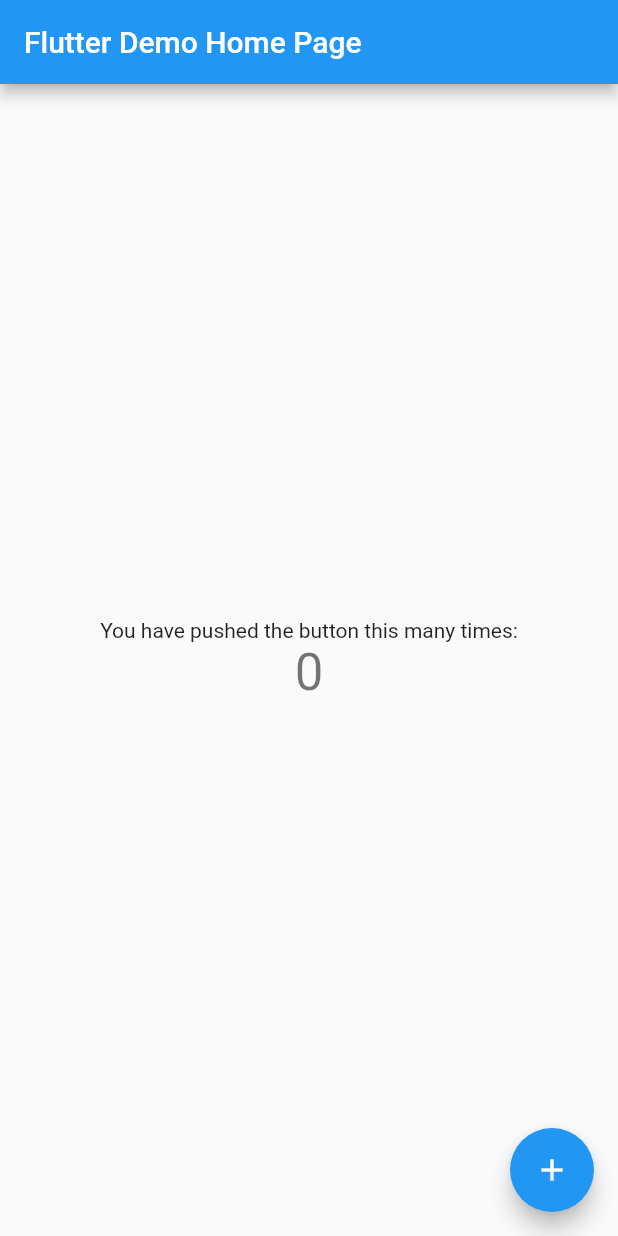
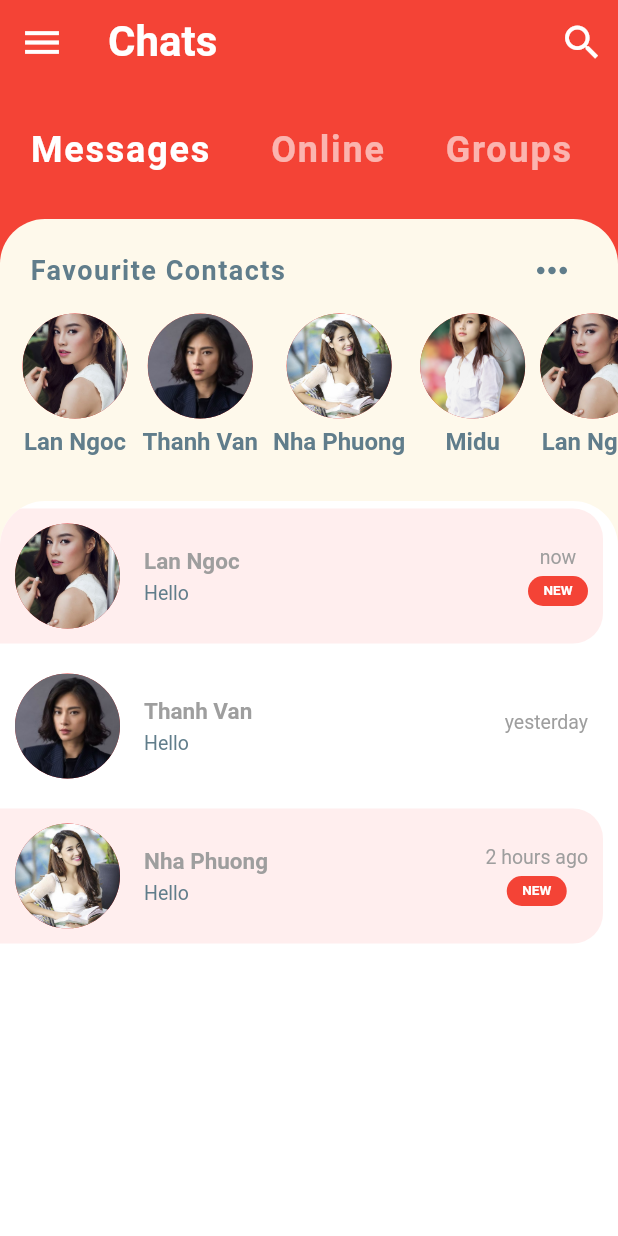
Before and after one commit to nguyentruongky/FlutterChat, a Flutter app: the screen it shows after launch, on a phone screen of 412 x 824 dp. Run offline on Flutter 3.47's test engine with Material 2 defaults, Android fonts, the phone set to English and light mode, and no system bars.

Commit message:
Finish UI

```diff
--- a/lib/main.dart
+++ b/lib/main.dart
@@ -1,111 +1,19 @@
+import 'package:chat/screens/home_screen.dart';
 import 'package:flutter/material.dart';
 
 void main() => runApp(MyApp());
 
+
 class MyApp extends StatelessWidget {
-  // This widget is the root of your application.
   @override
   Widget build(BuildContext context) {
     return MaterialApp(
-      title: 'Flutter Demo',
+      title: "Inbox",
       theme: ThemeData(
-        // This is the theme of your application.
-        //
-        // Try running your application with "flutter run". You'll see the
-        // application has a blue toolbar. Then, without quitting the app, try
-        // changing the primarySwatch below to Colors.green and then invoke
-        // "hot reload" (press "r" in the console where you ran "flutter run",
-        // or simply save your changes to "hot reload" in a Flutter IDE).
-        // Notice that the counter didn't reset back to zero; the application
-        // is not restarted.
-        primarySwatch: Colors.blue,
+        primarySwatch: Colors.red,
+        accentColor: Color(0xFFFEF9EB)
       ),
-      home: MyHomePage(title: 'Flutter Demo Home Page'),
+      home: HomeScreen(),
     );
   }
 }
-
-class MyHomePage extends StatefulWidget {
-  MyHomePage({Key key, this.title}) : super(key: key);
-
-  // This widget is the home page of your application. It is stateful, meaning
-  // that it has a State object (defined below) that contains fields that affect
-  // how it looks.
-
-  // This class is the configuration for the state. It holds the values (in this
-  // case the title) provided by the parent (in this case the App widget) and
-  // used by the build method of the State. Fields in a Widget subclass are
-  // always marked "final".
-
-  final String title;
-
-  @override
-  _MyHomePageState createState() => _MyHomePageState();
-}
-
-class _MyHomePageState extends State<MyHomePage> {
-  int _counter = 0;
-
-  void _incrementCounter() {
-    setState(() {
-      // This call to setState tells the Flutter framework that something has
-      // changed in this State, which causes it to rerun the build method below
-      // so that the display can reflect the updated values. If we changed
-      // _counter without calling setState(), then the build method would not be
-      // called again, and so nothing would appear to happen.
-      _counter++;
-    });
-  }
-
-  @override
-  Widget build(BuildContext context) {
-    // This method is rerun every time setState is called, for instance as done
-    // by the _incrementCounter method above.
-    //
-    // The Flutter framework has been optimized to make rerunning build methods
-    // fast, so that you can just rebuild anything that needs updating rather
-    // than having to individually change instances of widgets.
-    return Scaffold(
-      appBar: AppBar(
-        // Here we take the value from the MyHomePage object that was created by
-        // the App.build method, and use it to set our appbar title.
-        title: Text(widget.title),
-      ),
-      body: Center(
-        // Center is a layout widget. It takes a single child and positions it
-        // in the middle of the parent.
-        child: Column(
-          // Column is also a layout widget. It takes a list of children and
-          // arranges them vertically. By default, it sizes itself to fit its
-          // children horizontally, and tries to be as tall as its parent.
-          //
-          // Invoke "debug painting" (press "p" in the console, choose the
-          // "Toggle Debug Paint" action from the Flutter Inspector in Android
-          // Studio, or the "Toggle Debug Paint" command in Visual Studio Code)
-          // to see the wireframe for each widget.
-          //
-          // Column has various properties to control how it sizes itself and
-          // how it positions its children. Here we use mainAxisAlignment to
-          // center the children vertically; the main axis here is the vertical
-          // axis because Columns are vertical (the cross axis would be
-          // horizontal).
-          mainAxisAlignment: MainAxisAlignment.center,
-          children: <Widget>[
-            Text(
-              'You have pushed the button this many times:',
-            ),
-            Text(
-              '$_counter',
-              style: Theme.of(context).textTheme.display1,
-            ),
-          ],
-        ),
-      ),
-      floatingActionButton: FloatingActionButton(
-        onPressed: _incrementCounter,
-        tooltip: 'Increment',
-        child: Icon(Icons.add),
-      ), // This trailing comma makes auto-formatting nicer for build methods.
-    );
-  }
-}
--- /dev/null
+++ b/lib/models/message_model.dart
@@ -0,0 +1,11 @@
+import './user_mode.dart';
+
+class Message {
+  final User sender;
+  final String time;
+  final String text;
+  final bool isLiked;
+  final bool unread;
+
+  Message({this.sender, this.time, this.text, this.isLiked, this.unread});
+}
--- /dev/null
+++ b/lib/models/test_data.dart
@@ -0,0 +1,44 @@
+import 'package:chat/models/message_model.dart';
+import 'package:chat/models/user_mode.dart';
+
+final User currentUser = midu;
+final User ngoThanhVan =
+    User(id: 4, name: "Thanh Van", imageUrl: "assets/avatars/NgoThanhVan.jpg");
+
+final User midu =
+    User(id: 1, name: "Midu", imageUrl: "assets/avatars/Midu.jpg");
+
+final User nhaPhuong =
+    User(id: 2, name: "Nha Phuong", imageUrl: "assets/avatars/NhaPhuong.jpg");
+
+final User lanNgoc = User(
+    id: 3, name: "Lan Ngoc", imageUrl: "assets/avatars/NinhDuongLanNgoc.jpg");
+
+var chats = [
+  Message(sender: lanNgoc, text: "Hello", time: "now", unread: true),
+  Message(sender: ngoThanhVan, text: "Hello", time: "yesterday", unread: false),
+  Message(sender: nhaPhuong, text: "Hello", time: "2 hours ago", unread: true),
+];
+
+var messages = [
+  Message(sender: lanNgoc, text: "Hello", time: "now", unread: true),
+  Message(sender: midu, text: "Hello", time: "yesterday", unread: false),
+  Message(sender: nhaPhuong, text: "Hello", time: "2 hours ago", unread: true, isLiked: true),
+  Message(sender: midu, text: "Hello", time: "now", unread: true),
+  Message(sender: ngoThanhVan, text: "Hello", time: "yesterday", unread: false),
+  Message(sender: nhaPhuong, text: "Hello", time: "2 hours ago", unread: true, isLiked: true),
+  Message(sender: lanNgoc, text: "Hello", time: "now", unread: true),
+  Message(sender: lanNgoc, text: "Hello", time: "yesterday", unread: false),
+  Message(sender: nhaPhuong, text: "Hello", time: "2 hours ago", unread: true),
+];
+
+var favourites = [
+  lanNgoc,
+  ngoThanhVan,
+  nhaPhuong,
+  midu,
+  lanNgoc,
+  ngoThanhVan,
+  nhaPhuong,
+  midu
+];
--- /dev/null
+++ b/lib/models/user_mode.dart
@@ -0,0 +1,11 @@
+class User {
+  final int id;
+  final String name;
+  final String imageUrl;
+
+  User({
+    this.id,
+    this.name,
+    this.imageUrl
+  });
+}
--- /dev/null
+++ b/lib/screens/home_screen.dart
@@ -0,0 +1,44 @@
+import 'package:chat/widgets/category_selector.dart';
+import 'package:chat/widgets/recent_chat.dart';
+import 'package:flutter/material.dart';
+
+class HomeScreen extends StatefulWidget {
+  @override
+  _HomeScreenState createState() => _HomeScreenState();
+}
+
+class _HomeScreenState extends State<HomeScreen> {
+  @override
+  Widget build(BuildContext context) {
+    return Scaffold(
+      backgroundColor: Theme.of(context).primaryColor,
+      appBar: AppBar(
+        leading: IconButton(
+          icon: Icon(Icons.menu),
+          iconSize: 30,
+          color: Colors.white,
+          onPressed: () {},
+        ),
+        title: Text(
+          "Chats",
+          style: TextStyle(fontSize: 28, fontWeight: FontWeight.bold),
+        ),
+        elevation: 0,
+        actions: <Widget>[
+          IconButton(
+            icon: Icon(Icons.search),
+            iconSize: 30,
+            color: Colors.white,
+            onPressed: () {},
+          )
+        ],
+      ),
+      body: Column(
+        children: <Widget>[
+          CategorySelector(),
+          RecentChats()
+        ],
+      ),
+    );
+  }
+}
--- /dev/null
+++ b/lib/widgets/category_selector.dart
@@ -0,0 +1,44 @@
+import 'package:flutter/material.dart';
+
+class CategorySelector extends StatefulWidget {
+  @override
+  _CategorySelectorState createState() => _CategorySelectorState();
+}
+
+class _CategorySelectorState extends State<CategorySelector> {
+  int selectedIndex = 0;
+  final List<String> categories = ['Messages', 'Online', 'Groups', 'Requests'];
+
+  @override
+  Widget build(BuildContext context) {
+    return Container(
+      height: 90,
+      color: Theme.of(context).primaryColor,
+      child: ListView.builder(
+          scrollDirection: Axis.horizontal,
+          itemCount: categories.length,
+          itemBuilder: (BuildContext context, int index) {
+            return GestureDetector(
+              onTap: () {
+                setState(() {
+                  selectedIndex = index;
+                });
+              },
+              child: Padding(
+                  padding: EdgeInsets.symmetric(horizontal: 20, vertical: 30),
+                  child: Text(
+                    categories[index],
+                    style: TextStyle(
+                      color: index == selectedIndex
+                          ? Colors.white
+                          : Colors.white60,
+                      fontSize: 24,
+                      fontWeight: FontWeight.bold,
+                      letterSpacing: 1.2,
+                    ),
+                  )),
+            );
+          }),
+    );
+  }
+}
--- /dev/null
+++ b/lib/widgets/favourite_contacts.dart
@@ -0,0 +1,77 @@
+import 'package:chat/models/test_data.dart';
+import 'package:chat/screens/chat_screen.dart';
+import 'package:flutter/material.dart';
+
+class FavouriteContact extends StatelessWidget {
+  @override
+  Widget build(BuildContext context) {
+    return Padding(
+      padding: EdgeInsets.symmetric(vertical: 10),
+      child: Column(
+        children: <Widget>[
+          Padding(
+            padding: const EdgeInsets.symmetric(horizontal: 20),
+            child: Row(
+              mainAxisAlignment: MainAxisAlignment.spaceBetween,
+              children: <Widget>[
+                Text(
+                  "Favourite Contacts",
+                  style: TextStyle(
+                    color: Colors.blueGrey,
+                    fontSize: 18,
+                    fontWeight: FontWeight.bold,
+                    letterSpacing: 1.0,
+                  ),
+                ),
+                IconButton(
+                  icon: Icon(Icons.more_horiz),
+                  iconSize: 30,
+                  color: Colors.blueGrey,
+                  onPressed: () {},
+                ),
+              ],
+            ),
+          ),
+          Container(
+            height: 120,
+            child: ListView.builder(
+              padding: EdgeInsets.only(left: 10),
+              scrollDirection: Axis.horizontal,
+              itemBuilder: (BuildContext context, int index) {
+                return GestureDetector(
+                  onTap: () {
+                    Navigator.push(
+                        context,
+                        MaterialPageRoute(
+                            builder: (_) => ChatScreen(
+                                  user: favourites[index],
+                                )));
+                  },
+                  child: Padding(
+                    padding: EdgeInsets.all(5),
+                    child: Column(
+                      children: <Widget>[
+                        CircleAvatar(
+                          radius: 35,
+                          backgroundImage:
+                              AssetImage(favourites[index].imageUrl),
+                        ),
+                        SizedBox(height: 6),
+                        Text(favourites[index].name,
+                            style: TextStyle(
+                                color: Colors.blueGrey,
+                                fontSize: 16,
+                                fontWeight: FontWeight.w600)),
+                      ],
+                    ),
+                  ),
+                );
+              },
+              itemCount: favourites.length,
+            ),
+          )
+        ],
+      ),
+    );
+  }
+}
--- /dev/null
+++ b/lib/widgets/recent_chat.dart
@@ -0,0 +1,51 @@
+import 'package:chat/models/message_model.dart';
+import 'package:chat/models/test_data.dart';
+import 'package:chat/screens/chat_screen.dart';
+import 'package:chat/widgets/favourite_contacts.dart';
+import 'package:flutter/material.dart';
+
+import 'recent_chat_row.dart';
+
+class RecentChats extends StatelessWidget {
+  const RecentChats({
+    Key key,
+  }) : super(key: key);
+
+  @override
+  Widget build(BuildContext context) {
+    return Expanded(
+      child: Container(
+        decoration: BoxDecoration(
+            color: Theme.of(context).accentColor,
+            borderRadius: BorderRadius.only(
+                topLeft: Radius.circular(30), topRight: Radius.circular(30))),
+        child: Column(children: <Widget>[
+          FavouriteContact(),
+          Expanded(
+              child: Container(
+            decoration: BoxDecoration(
+                color: Colors.white,
+                borderRadius: BorderRadius.only(
+                    topLeft: Radius.circular(30),
+                    topRight: Radius.circular(30))),
+            child: ClipRRect(
+              borderRadius: BorderRadius.only(
+                  topLeft: Radius.circular(30), topRight: Radius.circular(30)),
+              child: ListView.builder(
+                itemBuilder: (BuildContext context, int index) {
+                  final chat = chats[index];
+                  return GestureDetector(
+                    onTap: () {
+                      Navigator.push(context, MaterialPageRoute(builder: (_) => ChatScreen(user: chat.sender,)));
+                    },
+                    child: RecentChatRow(chat: chat));
+                },
+                itemCount: chats.length,
+              ),
+            ),
+          ))
+        ]),
+      ),
+    );
+  }
+}
--- /dev/null
+++ b/lib/widgets/recent_chat_row.dart
@@ -0,0 +1,88 @@
+import 'package:chat/models/message_model.dart';
+import 'package:flutter/material.dart';
+
+class RecentChatRow extends StatelessWidget {
+  const RecentChatRow({
+    Key key,
+    @required this.chat,
+  }) : super(key: key);
+
+  final Message chat;
+
+  @override
+  Widget build(BuildContext context) {
+    return Container(
+      margin: EdgeInsets.only(top: 5, bottom: 5, right: 10),
+      padding: EdgeInsets.symmetric(horizontal: 10, vertical: 10),
+      decoration: BoxDecoration(
+          color: chat.unread ? Color(0xFFFFEEEE) : Colors.white,
+          borderRadius: BorderRadius.only(
+              topRight: Radius.circular(20), bottomRight: Radius.circular(20))),
+      child: Row(
+        mainAxisAlignment: MainAxisAlignment.spaceBetween,
+        children: <Widget>[
+          Row(
+            children: <Widget>[
+              CircleAvatar(
+                  radius: 35,
+                  backgroundImage: AssetImage(chat.sender.imageUrl)),
+              SizedBox(
+                width: 16,
+              ),
+              Column(
+                crossAxisAlignment: CrossAxisAlignment.start,
+                children: <Widget>[
+                  Text(
+                    chat.sender.name,
+                    style: TextStyle(
+                        color: Colors.grey,
+                        fontSize: 15,
+                        fontWeight: FontWeight.bold),
+                  ),
+                  SizedBox(height: 5),
+                  Container(
+                    width: MediaQuery.of(context).size.width * 0.45,
+                    child: Text(
+                      chat.text,
+                      style: TextStyle(
+                          color: Colors.blueGrey,
+                          fontSize: 13,
+                          fontWeight: FontWeight.normal),
+                      overflow: TextOverflow.ellipsis,
+                    ),
+                  ),
+                ],
+              ),
+            ],
+          ),
+          Column(
+            children: <Widget>[
+              Text(chat.time,
+                  style: TextStyle(
+                      color: Colors.grey,
+                      fontSize: 13,
+                      fontWeight: FontWeight.normal)),
+              SizedBox(
+                height: 5,
+              ),
+              chat.unread ?
+              Container(
+                width: 40,
+                height: 20,
+                decoration: BoxDecoration(
+                    color: Theme.of(context).primaryColor,
+                    borderRadius: BorderRadius.circular(30)),
+                child: Text("NEW",
+                    style: TextStyle(
+                        color: Colors.white,
+                        fontSize: 9,
+                        fontWeight: FontWeight.bold)),
+                alignment: Alignment.center,
+              ) : SizedBox.shrink()
+            ],
+          )
+        ],
+      ),
+    );
+  }
+}
--- a/pubspec.yaml
+++ b/pubspec.yaml
@@ -41,8 +41,8 @@ flutter:
   uses-material-design: true
 
   # To add assets to your application, add an assets section, like this:
-  # assets:
-  #  - images/a_dot_burr.jpeg
+  assets:
+   - assets/avatars/
   #  - images/a_dot_ham.jpeg
 
   # An image asset can refer to one or more resolution-specific "variants", see
```
Also changed, not shown: lib/screens/chat_screen.dart (added, +153 -0 lines), assets/avatars/Midu.jpg (added), assets/avatars/NgoThanhVan.jpg (added), assets/avatars/NhaPhuong.jpg (added), assets/avatars/NinhDuongLanNgoc.jpg (added).
